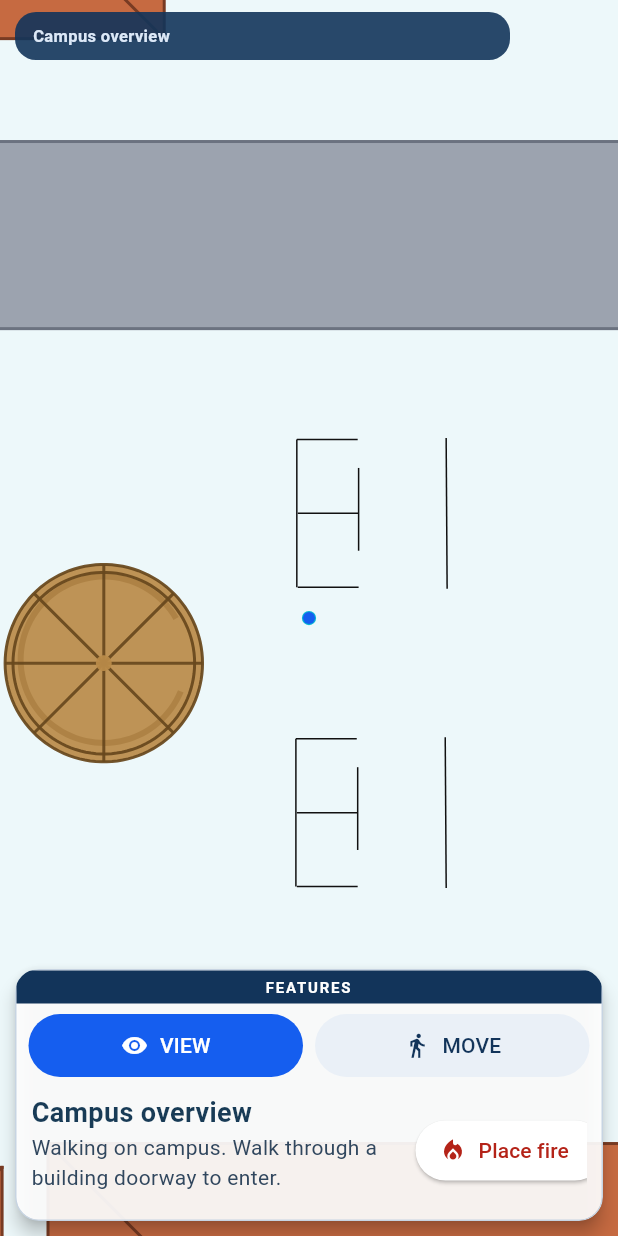
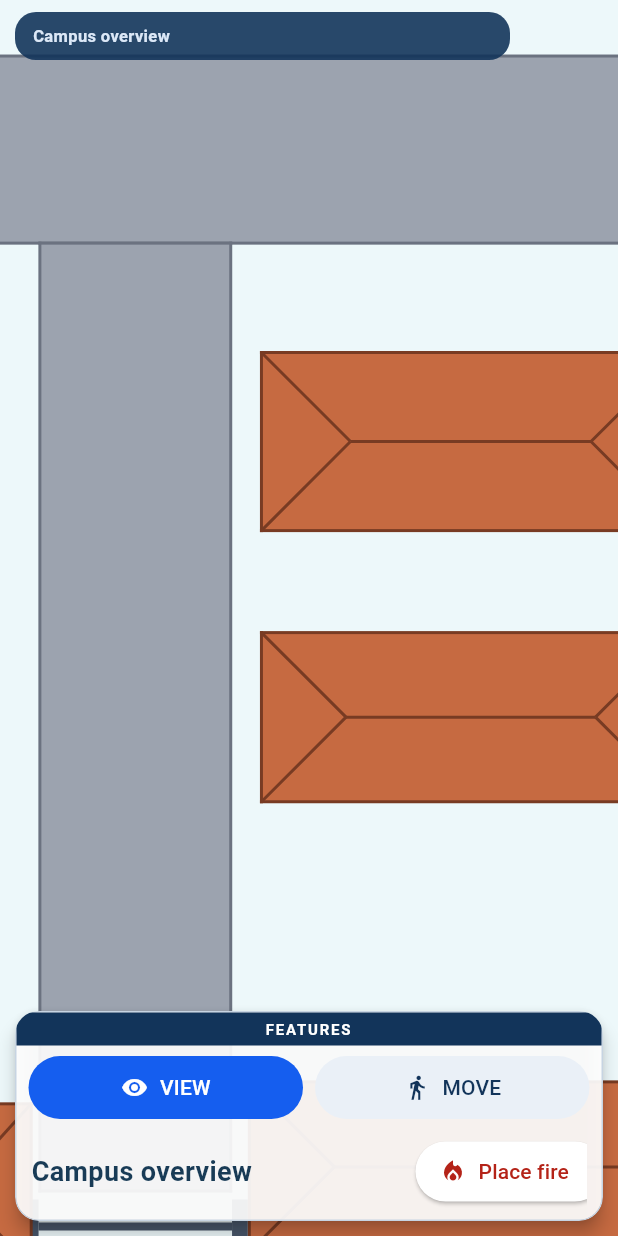
Before and after one commit to jeffpersonaluse6-lang/BPNHS-FLUTTER-CONVERTED, a Flutter app: the screen it shows after launch, after a tap on "GET STARTED", on a phone screen of 412 x 824 dp. Run offline on Flutter 3.47's test engine with Material 3 defaults, Android fonts, the phone set to English and light mode, and no system bars.

Commit message:
Fix building transition camera stability

```diff
--- a/lib/map/evacuation_screen.dart
+++ b/lib/map/evacuation_screen.dart
@@ -28,6 +28,7 @@
   double joystickY = 0;
   bool moveMode = false;
   bool followActive = false;
+  int _cameraSurfaceHoldFrames = 0;
 
   // Mobile invisible joystick: finger-down point is its center.
   Offset? _mobileMoveOrigin;
@@ -149,15 +150,25 @@
       // from this same frame instead of reacting one frame late.
       _updateNavigatorPreservingCamera();
 
+      if (_cameraSurfaceHoldFrames > 0) {
+        _cameraSurfaceHoldFrames--;
+      } else {
         camera.follow(
           [navigator.markerX, navigator.markerY],
           _cameraFollowDt(dt),
           moving: moved,
           diameter: playerSize,
         );
+      }
       _updateLiveRoute(dt);
       setState(() {});
     } else if (followActive) {
+      if (_cameraSurfaceHoldFrames > 0) {
+        _cameraSurfaceHoldFrames--;
+        if (routePresentationChanged || shooterMoved) setState(() {});
+        return;
+      }
+
       final changed = camera.follow(
         [navigator.markerX, navigator.markerY],
         _cameraFollowDt(dt),
@@ -180,7 +191,27 @@
   }
 
   void _updateNavigatorPreservingCamera() {
+    final beforeBuildingId = navigator.parent?.id;
+    final beforeFloor = navigator.currentFloor;
+    final beforeView = navigator.view;
+
+    final beforeCameraX = camera.x;
+    final beforeCameraY = camera.y;
+
     navigator.update(navigator.markerX, navigator.markerY);
+
+    final surfaceChanged =
+        beforeBuildingId != navigator.parent?.id ||
+        beforeFloor != navigator.currentFloor ||
+        beforeView != navigator.view;
+
+    if (surfaceChanged) {
+      // The camera itself must not react during the transient frame where the
+      // renderer switches between campus/building/floor layers.
+      camera.x = beforeCameraX;
+      camera.y = beforeCameraY;
+      _cameraSurfaceHoldFrames = 2;
+    }
   }
 
   void _beginRoutePresentation([String? label]) {
@@ -328,18 +359,8 @@
                       color: const Color(0xFFD5DEE8),
                       child: LayoutBuilder(
                         builder: (context, constraints) {
-                          final newWidth = constraints.maxWidth;
-                          final newHeight = constraints.maxHeight;
-
-                          if ((camera.width - newWidth).abs() > 0.01 ||
-                              (camera.height - newHeight).abs() > 0.01) {
-                            // Keep the same world point at the visual center
-                            // when UI/layout size changes.
-                            camera.x += (newWidth - camera.width) / 2;
-                            camera.y += (newHeight - camera.height) / 2;
-                            camera.width = newWidth;
-                            camera.height = newHeight;
-                          }
+                          camera.width = constraints.maxWidth;
+                          camera.height = constraints.maxHeight;
 
                           return GestureDetector(
                             onTapUp: _firePlacementMode
@@ -572,25 +593,15 @@
           children: [
             SizedBox(
               width: isCompact ? 240 : 320,
-              child: Column(
-                crossAxisAlignment: CrossAxisAlignment.start,
-                children: [
-                  Text(
+              child: Text(
                 subtitle,
+                maxLines: 1,
+                overflow: TextOverflow.ellipsis,
                 style: const TextStyle(
                   fontSize: 18,
                   fontWeight: FontWeight.bold,
                   color: Color(0xFF183B56),
                 ),
-                  ),
-                  Text(
-                    status,
-                    style: const TextStyle(
-                      color: Color(0xFF31475E),
-                      fontSize: 14,
-                    ),
-                  ),
-                ],
               ),
             ),
             const SizedBox(width: 16),
```
Lines whose indentation alone changed are shown as unchanged.
